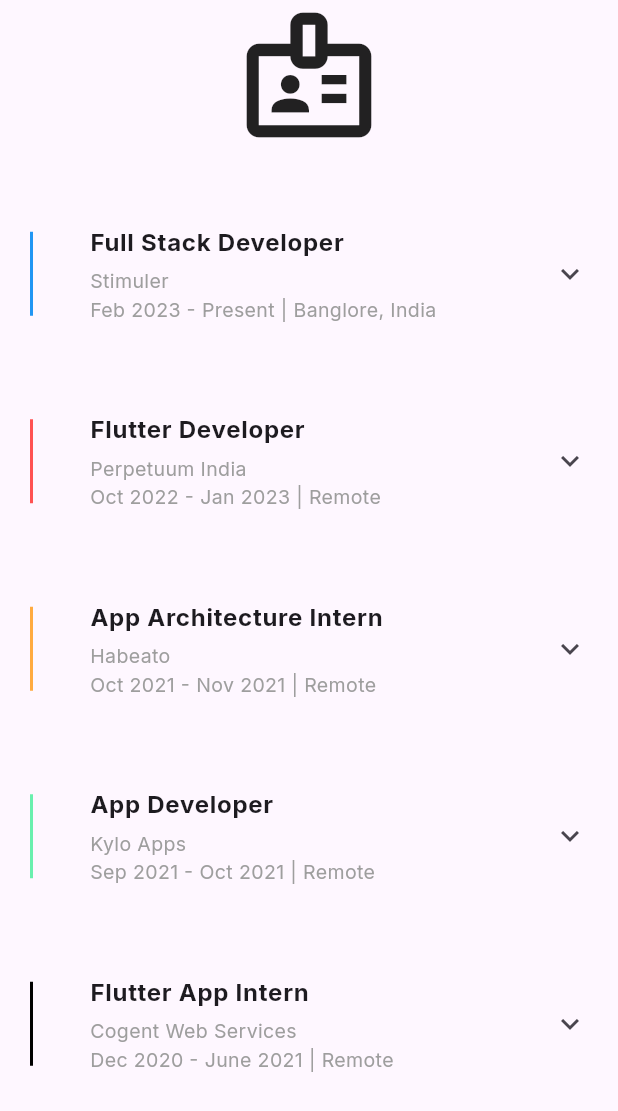
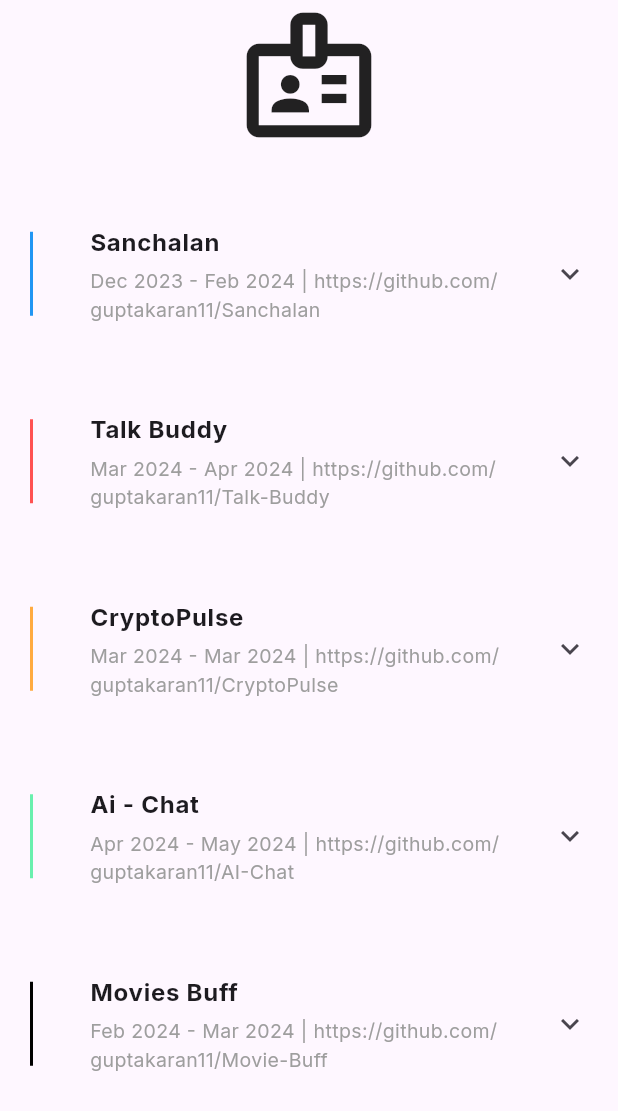
Before and after one commit to guptakaran11/Portfolio-Website, a Flutter app: the Experience screen opened directly, on a phone screen of 412 x 824 dp. Shown: the top 1111 px of the screen. Run offline on Flutter 3.47's test engine with Material 3 defaults, Android fonts, the phone set to English and light mode, and no system bars; our stand-ins replace auto_size_text, flutter_animate, flutter_svg, font_awesome_flutter, google_fonts, rive; missing offline and left inert: custom_button_builder, device_frame.

Commit message:
projects updation

```diff
--- /dev/null
+++ b/lib/Model/projects_model.dart
@@ -0,0 +1,21 @@
+import 'package:flutter/material.dart';
+
+class Projects {
+  final Color color;
+  final String title;
+  final String startDate;
+  final String endDate;
+  final List<String> bulletPoints;
+  final List<String> skills;
+  final String githublink;
+
+  Projects({
+    required this.color,
+    required this.title,
+    required this.startDate,
+    required this.endDate,
+    required this.bulletPoints,
+    required this.skills,
+    required this.githublink,
+  });
+}
--- a/lib/View/Screens/apps_screens/Experience/experience.dart
+++ b/lib/View/Screens/apps_screens/Projects/projects.dart
@@ -6,7 +6,7 @@ import 'package:google_fonts/google_fonts.dart';
 import '../../../Utilities/data_list.dart';
 
 //* Models
-import '../../../../Model/experience_model.dart';
+import '../../../../Model/projects_model.dart';
 
 class Experience extends StatelessWidget {
   const Experience({super.key});
@@ -28,28 +28,28 @@ class Experience extends StatelessWidget {
           const SizedBox(
             height: 20,
           ),
-          ...List.generate(jobExperiences.length, (index) {
-            JobExperience experience = jobExperiences[index];
+          ...List.generate(projects.length, (index) {
+            Projects project = projects[index];
             return ExpansionTile(
               tilePadding: const EdgeInsets.all(20),
               childrenPadding: const EdgeInsets.all(10),
               leading: Container(
                 width: 2,
                 height: 100,
-                color: experience.color,
+                color: project.color,
               ),
               title: Text(
-                experience.title,
+                project.title,
                 style: GoogleFonts.inter(fontWeight: FontWeight.bold),
               ),
               subtitle: Padding(
                 padding: const EdgeInsets.only(top: 5),
                 child: Text(
-                  '${experience.company}\n${experience.startDate} - ${experience.endDate} | ${experience.location}',
+                  '${project.startDate} - ${project.endDate} | ${project.githublink}',
                   style: GoogleFonts.inter(fontSize: 13, color: Colors.grey),
                 ),
               ),
-              children: experience.bulletPoints.map((bulletPoint) {
+              children: project.bulletPoints.map((bulletPoint) {
                 return ListTile(
                   contentPadding: const EdgeInsets.symmetric(horizontal: 15.0),
                   // leading: const Icon(Icons.arrow_right),
@@ -62,6 +62,7 @@ class Experience extends StatelessWidget {
                   //       borderRadius: BorderRadius.circular(100),
                   //       color: Colors.black),
                   // ),
+
                   title: Row(
                     children: [
                       const SizedBox(
--- a/lib/View/Utilities/data_list.dart
+++ b/lib/View/Utilities/data_list.dart
@@ -9,11 +9,12 @@ import '../../Model/colors_model.dart';
 import '../../Model/app_model.dart';
 import '../../Model/experience_model.dart';
 import '../../Model/skills_model.dart';
+import '../../Model/projects_model.dart';
 
 //* Screens
 import '../Screens/apps_screens/About/about.dart';
 import '../Screens/apps_screens/Education/education.dart';
-import '../Screens/apps_screens/Experience/experience.dart';
+import '../Screens/apps_screens/Projects/projects.dart';
 import '../Screens/apps_screens/Skills/skills.dart';
 
 const double baseHeight = 790;
@@ -148,7 +149,7 @@ List<AppModel> apps = [
     link: hashnode,
   ),
   AppModel(
-    title: "Experience",
+    title: "Projects",
     color: Colors.white,
     icon: FontAwesomeIcons.idBadge,
     screen: const Experience(),
@@ -186,40 +187,94 @@ String introduction =
     "Welcome to my portfolio website, this website is highly inspired from Pawan Kumar.\n\nI am a Developer with 1 years of experience in flutter. Worked in many projects most recently worked on aiChat an application that helps prepare students for exams and get solution form the ai and other exams.\n\nWhen I'm not developing spending  time watching some movies or series or just watching some standUp comedy and also spend time in spirituality visiting temples and Holy Placesand reads Holy books.";
 const String playApps =
     "https://play.google.com/store/apps/developer?id=AppyMonk";
+const String talkBuddyProject = 'https://github.com/guptakaran11/Talk-Buddy';
+const String sanchalanProject = 'https://github.com/guptakaran11/Sanchalan';
+const String cryptoPulseProject = 'https://github.com/guptakaran11/CryptoPulse';
+const String aiChatProject = 'https://github.com/guptakaran11/AI-Chat';
+const String moviesBuffProject = 'https://github.com/guptakaran11/Movie-Buff';
 
 final List<JobExperience> education = [
   JobExperience(
     color: Colors.red,
-    location: "Patiala, India",
-    title: 'Computer Engineering',
-    company: 'Thapar Institure of Engineering',
-    startDate: 'June 2021',
+    location: "Faridabad, India",
+    title: 'Computer Engineering with AIML',
+    company: 'Aravali College of Engineering and Management',
+    startDate: 'Oct 2020',
     endDate: 'Present',
     bulletPoints: [
       "Currently in the final year of my college!",
     ],
   ),
+  // JobExperience(
+  //   color: Colors.blue,
+  //   location: "Faridabad, India",
+  //   title: 'Diploma in Computer Science',
+  //   company: 'Thapar Polytechnic College',
+  //   startDate: 'June 2020',
+  //   endDate: 'June 2021',
+  //   bulletPoints: [
+  //     'Some of the best years of college life',
+  //   ],
+  // ),
   JobExperience(
     color: Colors.blue,
-    location: "Patiala, India",
-    title: 'Diploma in Computer Science',
-    company: 'Thapar Polytechnic College',
-    startDate: 'June 2018',
-    endDate: 'June 2021',
+    location: "Faridabad, India",
+    title: 'Class 12th(NON - Medical)',
+    company: 'Swami Dharmanand Senior Secondary School, Ballabhgarh',
+    startDate: 'Mar 2019',
+    endDate: 'June 2020',
     bulletPoints: [
-      'Some of the best years of college life',
+      'Scored 95% in CBSE Board'
+          'Some of the best years of School life',
+    ],
+  ),
+  JobExperience(
+    color: Colors.greenAccent,
+    location: "Faridabad, India",
+    title: 'Class 10th',
+    company: 'Swami Dharmanand Senior Secondary School, Ballabhgarh',
+    startDate: 'Mar 2017',
+    endDate: 'May 2018',
+    bulletPoints: [
+      'Scored 88% in Board Exams'
+          'Some of the best years of School life',
     ],
   ),
 ];
 
-final List<JobExperience> jobExperiences = [
-  JobExperience(
+final List<Projects> projects = [
+  Projects(
     color: Colors.blue,
-    location: "Banglore, India",
-    title: 'Full Stack Developer',
-    company: 'Stimuler',
-    startDate: 'Feb 2023',
-    endDate: 'Present',
+    title: "Sanchalan",
+    startDate: 'Dec 2023',
+    endDate: 'Feb 2024',
+    bulletPoints: [],
+    skills: [],
+    githublink: sanchalanProject,
+  ),
+  Projects(
+    color: Colors.redAccent,
+    title: "Talk Buddy",
+    startDate: 'Mar 2024',
+    endDate: 'Apr 2024',
+    bulletPoints: [],
+    skills: [],
+    githublink: talkBuddyProject,
+  ),
+  Projects(
+    color: Colors.orangeAccent,
+    title: "CryptoPulse",
+    startDate: 'Mar 2024',
+    endDate: 'Mar 2024',
+    bulletPoints: [],
+    skills: [],
+    githublink: cryptoPulseProject,
+  ),
+  Projects(
+    color: Colors.greenAccent,
+    title: "Ai - Chat",
+    startDate: 'Apr 2024',
+    endDate: 'May 2024',
     bulletPoints: [
       "Actively develop and manage push notifications to engage users effectively.",
       "Successfully set up in-app purchase functionality for both iOS and Android platforms.",
@@ -227,63 +282,98 @@ final List<JobExperience> jobExperiences = [
       "Employ Amplitude and Firebase Analytics to track and analyze user behavior, informing data-driven decisions.",
       "The Startup has over 3,00,000 lakh active users",
     ],
+    skills: [
+      'Genertaive Ai-tools',
+      'Hive',
+      'Gemini',
+      'Flutter',
+      'Artificial Intelligence',
+    ],
+    githublink: aiChatProject,
   ),
-  // Add more job experiences here...
-  JobExperience(
-    color: Colors.redAccent,
-    location: "Remote",
-    title: 'Flutter Developer',
-    company: 'Perpetuum India',
-    startDate: 'Oct 2022',
-    endDate: 'Jan 2023',
-    bulletPoints: [
-      "Establish voice calling functionality using Agora SDK to enable real-time communication within the app.",
-      "Implement intricate animations using Rive, enhancing the app's visual appeal and engagement.",
-      "Collaborate directly with Stanza Living's CTO, gaining insights into industry best practices and cutting-edge technologies.",
-      "Acquire proficiency in server-driven UI setup, optimizing app flexibility and scalability through dynamic configuration.",
-    ],
-  ),
-  JobExperience(
-    color: Colors.orangeAccent,
-    location: "Remote",
-    title: 'App Architecture Intern',
-    company: 'Habeato',
-    startDate: 'Oct 2021',
-    endDate: 'Nov 2021',
-    bulletPoints: [
-      "Collaborated with founders to develop a HealthifyMe clone, demonstrating strong teamwork and app development skills.",
-      "Engineered complex animations to enhance user experience and app visual appeal.",
-      "Played an active role in system design processes, contributing to efficient and scalable app architecture.",
-    ],
-  ),
-  JobExperience(
-    color: Colors.greenAccent,
-    location: "Remote",
-    title: 'App Developer',
-    company: 'Kylo Apps',
-    startDate: 'Sep 2021',
-    endDate: 'Oct 2021',
-    bulletPoints: [
-      "Collaborated as a team member in developing a cryptocurrency wallet, akin to Trust Wallet, showcasing strong teamwork and blockchain app development expertise.",
-      "Proficiently integrated REST APIs into the application, enhancing its functionality and connectivity with external services."
-    ],
-  ),
-  JobExperience(
+  Projects(
     color: Colors.black,
-    location: "Remote",
-    title: 'Flutter App Intern',
-    company: 'Cogent Web Services',
-    startDate: 'Dec 2020',
-    endDate: 'June 2021',
-    bulletPoints: [
-      "Independently developed a Life Simulator game using Flutter from scratch, applying state-of-the-art state management practices to ensure a top-tier user experience.",
-      "Leveraged Flutter's robust features to craft an immersive and captivating gameplay experience, demonstrating proficiency in app development.",
-      "Successfully implemented Google Ads, in-app purchases, and Hive database for efficient user data storage and monetization strategies.",
-      "Generated creative ideas for client pitches, fostering creativity and ensuring the game's entertainment value and thought-provoking nature.",
-      "Published the game on the Play Store, achieving over 5,000 downloads, showcasing the ability to deliver a popular and engaging mobile application.",
-    ],
+    title: "Movies Buff",
+    startDate: 'Feb 2024',
+    endDate: 'Mar 2024',
+    bulletPoints: [],
+    skills: [],
+    githublink: moviesBuffProject,
   ),
 ];
+
+// final List<JobExperience> projects = [
+//   JobExperience(
+//     color: Colors.blue,
+//     location: "Banglore, India",
+//     title: 'Full Stack Developer',
+//     company: 'Stimuler',
+//     startDate: 'Feb 2023',
+//     endDate: 'Present',
+//     bulletPoints: [
+//       "Actively develop and manage push notifications to engage users effectively.",
+//       "Successfully set up in-app purchase functionality for both iOS and Android platforms.",
+//       "Utilize the Provider package for streamlined state management and implement real-time data streams.",
+//       "Employ Amplitude and Firebase Analytics to track and analyze user behavior, informing data-driven decisions.",
+//       "The Startup has over 3,00,000 lakh active users",
+//     ],
+//   ),
+//   // Add more projects here...
+//   JobExperience(
+//     color: Colors.redAccent,
+//     location: "Remote",
+//     title: 'Flutter Developer',
+//     company: 'Perpetuum India',
+//     startDate: 'Oct 2022',
+//     endDate: 'Jan 2023',
+//     bulletPoints: [
+//       "Establish voice calling functionality using Agora SDK to enable real-time communication within the app.",
+//       "Implement intricate animations using Rive, enhancing the app's visual appeal and engagement.",
+//       "Collaborate directly with Stanza Living's CTO, gaining insights into industry best practices and cutting-edge technologies.",
+//       "Acquire proficiency in server-driven UI setup, optimizing app flexibility and scalability through dynamic configuration.",
+//     ],
+//   ),
+//   JobExperience(
+//     color: Colors.orangeAccent,
+//     location: "Remote",
+//     title: 'App Architecture Intern',
+//     company: 'Habeato',
+//     startDate: 'Oct 2021',
+//     endDate: 'Nov 2021',
+//     bulletPoints: [
+//       "Collaborated with founders to develop a HealthifyMe clone, demonstrating strong teamwork and app development skills.",
+//       "Engineered complex animations to enhance user experience and app visual appeal.",
+//       "Played an active role in system design processes, contributing to efficient and scalable app architecture.",
+//     ],
+//   ),
+//   JobExperience(
+//     color: Colors.greenAccent,
+//     location: "Remote",
+//     title: 'App Developer',
+//     company: 'Kylo Apps',
+//     startDate: 'Sep 2021',
+//     endDate: 'Oct 2021',
+//     bulletPoints: [
+//       "Collaborated as a team member in developing a cryptocurrency wallet, akin to Trust Wallet, showcasing strong teamwork and blockchain app development expertise.",
+//       "Proficiently integrated REST APIs into the application, enhancing its functionality and connectivity with external services."
+//     ],
+//   ),
+//   JobExperience(
+//     color: Colors.black,
+//     location: "Remote",
+//     title: 'Flutter App Intern',
+//     company: 'Cogent Web Services',
+//     startDate: 'Dec 2020',
+//     endDate: 'June 2021',
+//     bulletPoints: [
+//       "Independently developed a Life Simulator game using Flutter from scratch, applying state-of-the-art state management practices to ensure a top-tier user experience.",
+//       "Leveraged Flutter's robust features to craft an immersive and captivating gameplay experience, demonstrating proficiency in app development.",
+//       "Successfully implemented Google Ads, in-app purchases, and Hive database for efficient user data storage and monetization strategies.",
+//       "Generated creative ideas for client pitches, fostering creativity and ensuring the game's entertainment value and thought-provoking nature.",
+//       "Published the game on the Play Store, achieving over 5,000 downloads, showcasing the ability to deliver a popular and engaging mobile application.",
+//     ],
+//   ),
+// ];
 
 List<SkillsModel> skills = [
   SkillsModel(skillName: "Flutter", colorS: Colors.blue, iconPath: "random"),
```
